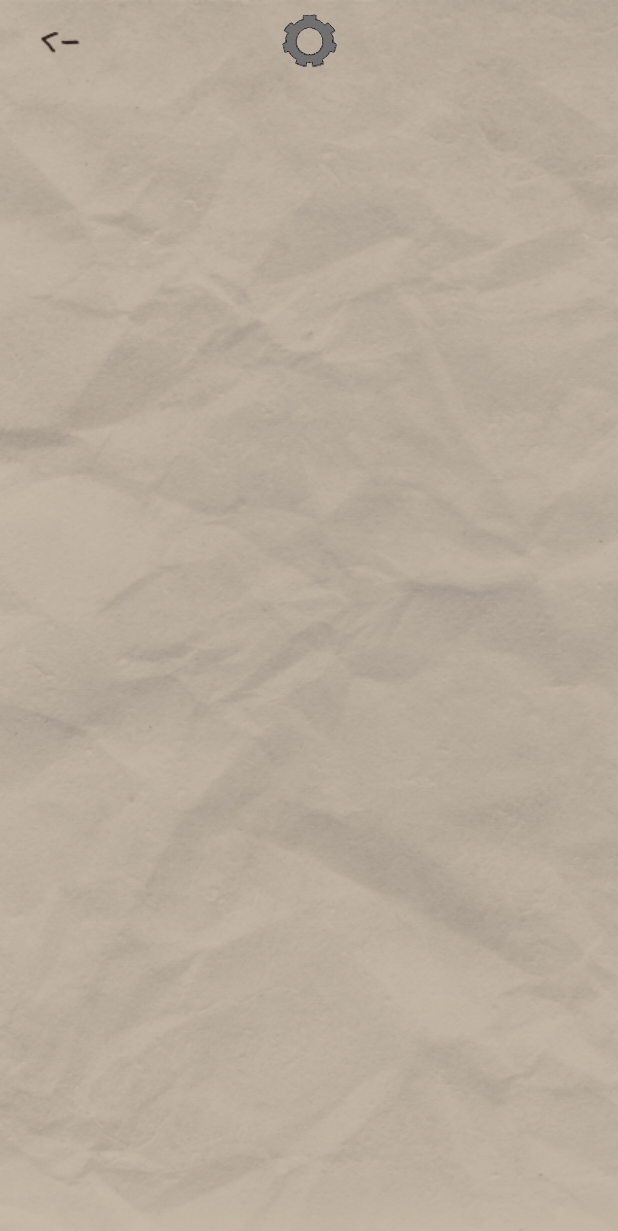
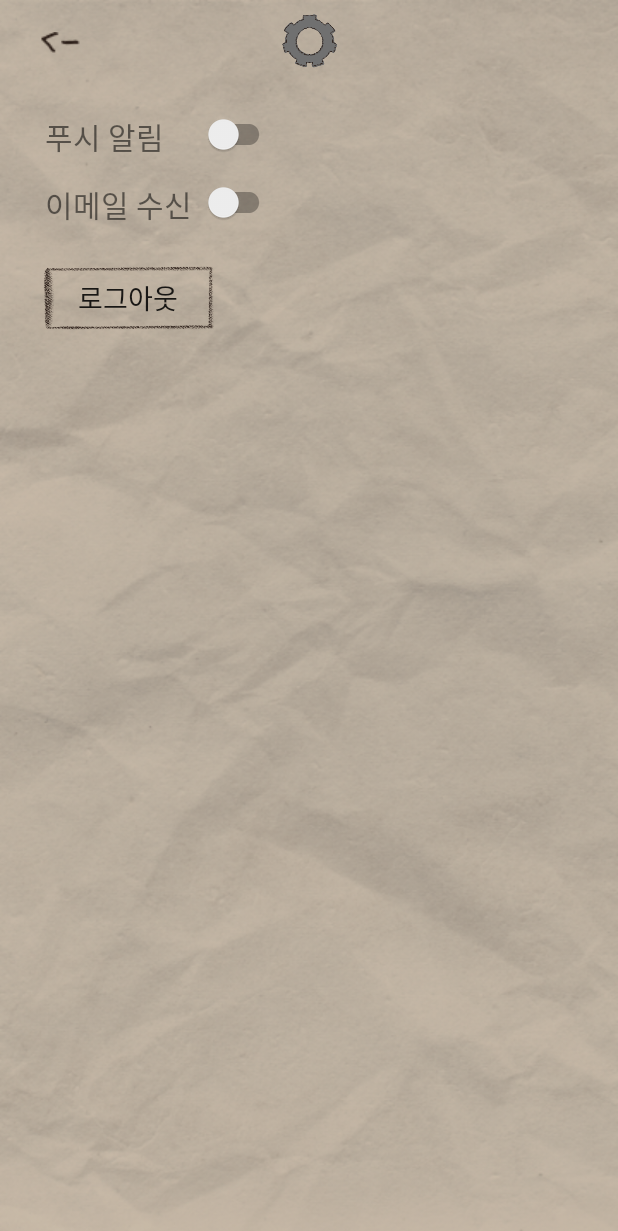
Before and after one commit to UzzerDiyonce/once, an Android app: the SettingActivity screen opened directly, with no data from a screen before it, on a phone screen of 412 x 824 dp. Shown: the top 1231 px of the screen. Run offline under Robolectric (Android 15) with nearby library versions, the phone set to English and light mode, and no system bars; 3 statements that could not run were skipped.

Commit message:
setting ui 1

```diff
--- a/app/src/main/res/layout/activity_setting.xml
+++ b/app/src/main/res/layout/activity_setting.xml
@@ -42,8 +42,55 @@
     <ScrollView
         android:id="@+id/mypage_scroll"
         android:layout_width="match_parent"
-        android:layout_height="wrap_content"
+        android:layout_height="match_parent"
         android:layout_below="@+id/mp_toolbar">
+
+        <RelativeLayout
+            android:layout_width="match_parent"
+            android:layout_height="wrap_content"
+            android:layout_marginTop="20dp"
+            android:orientation="vertical">
+
+            <TextView
+                android:layout_width="wrap_content"
+                android:layout_height="wrap_content"
+                android:layout_marginLeft="30dp"
+                android:fontFamily="@font/font_lee"
+                android:textSize="20sp"
+                android:text="푸시 알림"/>
+
+            <androidx.appcompat.widget.SwitchCompat
+                android:id="@+id/setting_pushSwitch"
+                android:layout_width="wrap_content"
+                android:layout_height="wrap_content"
+                android:layout_marginLeft="135dp"/>
+
+            <TextView
+                android:layout_width="wrap_content"
+                android:layout_height="wrap_content"
+                android:layout_marginLeft="30dp"
+                android:layout_marginTop="45dp"
+                android:fontFamily="@font/font_lee"
+                android:textSize="20sp"
+                android:text="이메일 수신"/>
+
+            <androidx.appcompat.widget.SwitchCompat
+                android:id="@+id/mypage_emailSwitch"
+                android:layout_width="wrap_content"
+                android:layout_height="wrap_content"
+                android:layout_marginLeft="135dp"
+                android:layout_marginTop="45dp"/>
+
+            <Button
+                android:layout_width="120dp"
+                android:layout_height="45dp"
+                android:layout_marginTop="100dp"
+                android:layout_marginLeft="25dp"
+                android:background="@drawable/button_rectangle"
+                android:fontFamily="@font/font_lee"
+                android:textSize="18sp"
+                android:text="로그아웃"/>
+        </RelativeLayout>
     </ScrollView>
 
 </RelativeLayout>
```
Also changed, not shown: app/src/main/java/com/example/once/MyPage.kt (+0 -8 lines), app/src/main/res/layout/my_page.xml (+1 -6 lines), app/src/main/res/menu/mypage_menu.xml (deleted, +0 -13 lines).
